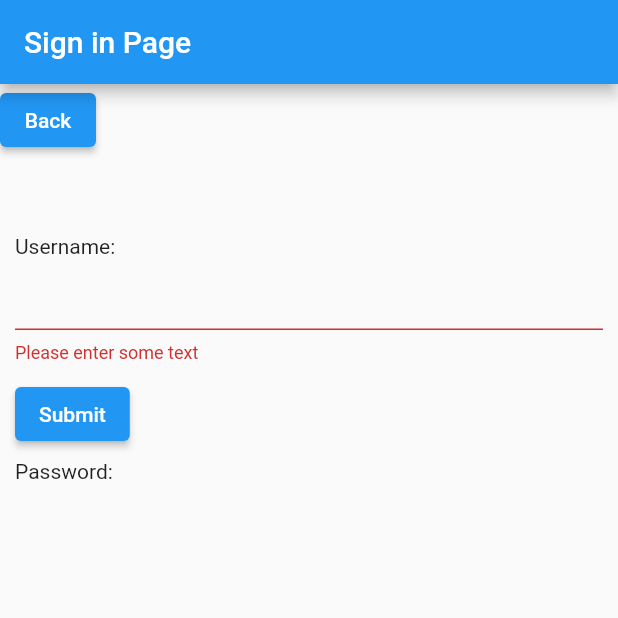
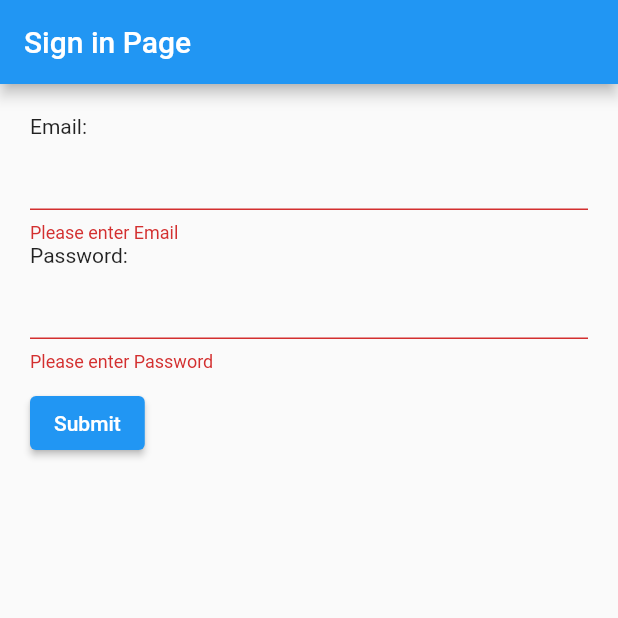
Before and after one commit to HarryM265/Spotifi, a Flutter app: the screen it shows after launch, after a tap on "Sign in", after a tap on "Submit", on a phone screen of 412 x 824 dp, the top half of it. Run offline on Flutter 3.47's test engine with Material 2 defaults, Android fonts, the light colour scheme and no system bars.

Commit message:
working sign in page

```diff
--- a/lib/screens/Startup/view/SigninPage.dart
+++ b/lib/screens/Startup/view/SigninPage.dart
@@ -1,11 +1,8 @@
 import 'package:flutter/material.dart';
-import 'package:spotifi/screens/Startup/widgets/ButtonSubmitSignInDetails.dart';
-import 'package:spotifi/screens/Startup/widgets/TopMenuWidget.dart';
-import 'package:spotifi/screens/Startup/widgets/forms/SignInUserNameFormWidget.dart';
+import 'package:spotifi/screens/Startup/widgets/forms/SigninCustomForm.dart';
 
 class SigninPage extends StatelessWidget {
   SigninPage({Key? key}) : super(key: key);
-  final _formKey = GlobalKey<FormState>();
 
   static const String SigninPage_title = 'Sign in Page';
 
@@ -19,40 +16,13 @@ class SigninPage extends StatelessWidget {
             SigninPage_title,
           ),
         ),
-        body: Column(
-          children: [
-            Container(
-              height: 100,
-              child: TopMenuWidget(),
-            ),
-            Container(
-              width: MediaQuery.of(context).size.width - 20,
-              height: 150,
-              child: Column(
-                crossAxisAlignment: CrossAxisAlignment.start,
-                children: [
-                  Text('Username:'),
-                  UsernameCustomForm(),
-                ],
-              ),
-            ),
-            Container(
-              width: MediaQuery.of(context).size.width - 20,
-              child: Text('Password:'),
-            ),
-            /*Padding(
-              padding: const EdgeInsets.symmetric(vertical: 100.0),
-              child: ElevatedButton(
-                onPressed: () {
-                  if (_formKey.currentState!.validate()) {
-                    ScaffoldMessenger.of(context).showSnackBar(
-                        SnackBar(content: Text('Submition Complete!')));
-                  }
-                },
-                child: Text('Submit'),
-              ),
-            ),*/
-          ],
+        body: Container(
+          padding: const EdgeInsets.all(20),
+          child: Column(
+            children: [
+              SigninCustomForm(),
+            ],
+          ),
         ),
       ),
     );
--- a/lib/screens/Startup/widgets/forms/SignInUserNameFormWidget.dart
+++ b/lib/screens/Startup/widgets/forms/SigninCustomForm.dart
@@ -1,14 +1,14 @@
 // Create a Form widget.
 import 'package:flutter/material.dart';
 
-class UsernameCustomForm extends StatefulWidget {
+class SigninCustomForm extends StatefulWidget {
   @override
-  UsernameCustomFormState createState() {
-    return UsernameCustomFormState();
+  SigninCustomFormState createState() {
+    return SigninCustomFormState();
   }
 }
 
-class UsernameCustomFormState extends State<UsernameCustomForm> {
+class SigninCustomFormState extends State<SigninCustomForm> {
   final _formKey = GlobalKey<FormState>();
 
   @override
@@ -19,10 +19,20 @@ class UsernameCustomFormState extends State<UsernameCustomForm> {
         crossAxisAlignment: CrossAxisAlignment.start,
         mainAxisAlignment: MainAxisAlignment.spaceEvenly,
         children: <Widget>[
+          Text('Email:'),
           TextFormField(
             validator: (value) {
               if (value == null || value.isEmpty) {
-                return 'Please enter some text';
+                return 'Please enter Email';
+              }
+              return null;
+            },
+          ),
+          Text('Password:'),
+          TextFormField(
+            validator: (value) {
+              if (value == null || value.isEmpty) {
+                return 'Please enter Password';
               }
               return null;
             },
```
